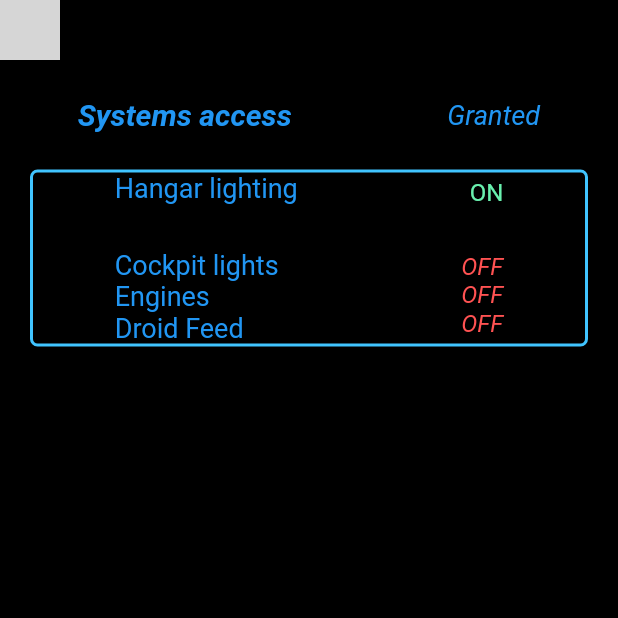
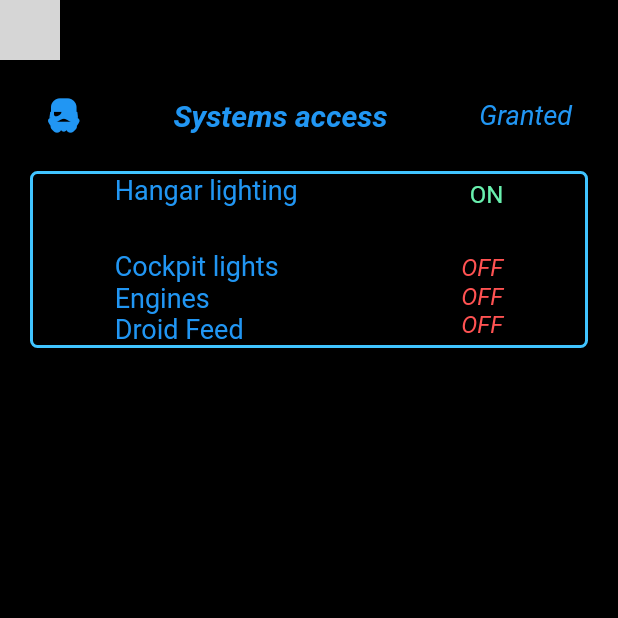
Before and after one commit to guillaumemaiano/xwing-commander, a Flutter app: the screen it shows after launch, on a phone screen of 412 x 824 dp, the top half of it. Run offline on Flutter 3.47's test engine with Material 2 defaults, Android fonts, the phone set to English and light mode, and no system bars; missing offline and left inert: flutter_statusbarcolor; network calls fail; Roboto replaces fonts that are missing (Raleway); grey boxes are pictures that could not be loaded.

Commit message:
Add hilarious icons

```diff
--- a/lib/main.dart
+++ b/lib/main.dart
@@ -1,4 +1,7 @@
 import 'package:flutter/material.dart';
+import 'package:flutter_statusbarcolor/flutter_statusbarcolor.dart';
+import 'package:xwingcommander/star_wars_free_icons_icons.dart';
+import 'star_wars_free_icons_icons.dart';
 
 void main() {
   runApp(MyApp());
@@ -8,6 +11,17 @@ class MyApp extends StatelessWidget {
   // This widget is the root of your application.
   @override
   Widget build(BuildContext context) {
+
+    // Should be a private class (or whatever it is in Dart) that decides whether we're Rebels or Empire
+    // In order to control whether colors are Black/Red or White/Blue, and Icons/Images.
+    // appScheme.main
+    // appScheme.primary
+    // appScheme.secondary
+    // appScheme.icon etc
+    final Color appScheme = Colors.black;
+
+    // FlutterStatusbarcolor.setStatusBarColor(appScheme);
+
     return MaterialApp(
         home: Scaffold(
       body: SafeArea(
@@ -28,6 +42,7 @@ class MyApp extends StatelessWidget {
             Row(
               mainAxisAlignment: MainAxisAlignment.spaceAround,
               children: <Widget>[
+                Icon(StarWarsFreeIcons.star_wars_storm_trooper, color: Colors.blue,),
                 Text(
                   'Systems access',
                   style: TextStyle(
--- /dev/null
+++ b/lib/star_wars_free_icons_icons.dart
@@ -0,0 +1,36 @@
+/// Flutter icons StarWarsFreeIcons
+/// Copyright (C) 2020 by original authors @ fluttericon.com, fontello.com
+/// This font was generated by FlutterIcon.com, which is derived from Fontello.
+///
+/// To use this font, place it in your fonts/ directory and include the
+/// following in your pubspec.yaml
+///
+/// flutter:
+///   fonts:
+///    - family:  StarWarsFreeIcons
+///      fonts:
+///       - asset: fonts/StarWarsFreeIcons.ttf
+///
+///
+///
+import 'package:flutter/widgets.dart';
+
+class StarWarsFreeIcons {
+  StarWarsFreeIcons._();
+
+  static const _kFontFam = 'StarWarsFreeIcons';
+  static const _kFontPkg = null;
+
+  static const IconData star_wars_battle_droid = IconData(0xe800, fontFamily: _kFontFam, fontPackage: _kFontPkg);
+  static const IconData star_wars_bb8 = IconData(0xe801, fontFamily: _kFontFam, fontPackage: _kFontPkg);
+  static const IconData star_wars_boba_fett = IconData(0xe802, fontFamily: _kFontFam, fontPackage: _kFontPkg);
+  static const IconData star_wars_c3po = IconData(0xe803, fontFamily: _kFontFam, fontPackage: _kFontPkg);
+  static const IconData star_wars_darth_vader = IconData(0xe804, fontFamily: _kFontFam, fontPackage: _kFontPkg);
+  static const IconData star_wars_death_star = IconData(0xe805, fontFamily: _kFontFam, fontPackage: _kFontPkg);
+  static const IconData star_wars_falcon = IconData(0xe806, fontFamily: _kFontFam, fontPackage: _kFontPkg);
+  static const IconData star_wars_kylo = IconData(0xe807, fontFamily: _kFontFam, fontPackage: _kFontPkg);
+  static const IconData star_wars_r2d2 = IconData(0xe808, fontFamily: _kFontFam, fontPackage: _kFontPkg);
+  static const IconData star_wars_storm_trooper = IconData(0xe809, fontFamily: _kFontFam, fontPackage: _kFontPkg);
+  static const IconData star_wars_storm_trooper_2 = IconData(0xe80a, fontFamily: _kFontFam, fontPackage: _kFontPkg);
+  static const IconData star_wars_storm_trooper_3 = IconData(0xe80b, fontFamily: _kFontFam, fontPackage: _kFontPkg);
+}
--- a/pubspec.yaml
+++ b/pubspec.yaml
@@ -21,6 +21,7 @@ environment:
   sdk: ">=2.7.0 <3.0.0"
 
 dependencies:
+  flutter_statusbarcolor: ^0.2.3
   flutter:
     sdk: flutter
 
@@ -71,6 +72,9 @@ flutter:
         - asset: assets/fonts/Raleway-BoldItalic.ttf
           style: italic
           weight: 700
+    - family:  StarWarsFreeIcons
+      fonts:
+        - asset: assets/fonts/StarWarsFreeIcons.ttf
   #   - family: Trajan Pro
   #     fonts:
   #       - asset: fonts/TrajanPro.ttf
```
Also changed, not shown: assets/fonts/StarWarsFreeIcons.ttf (added), pubspec.lock.
